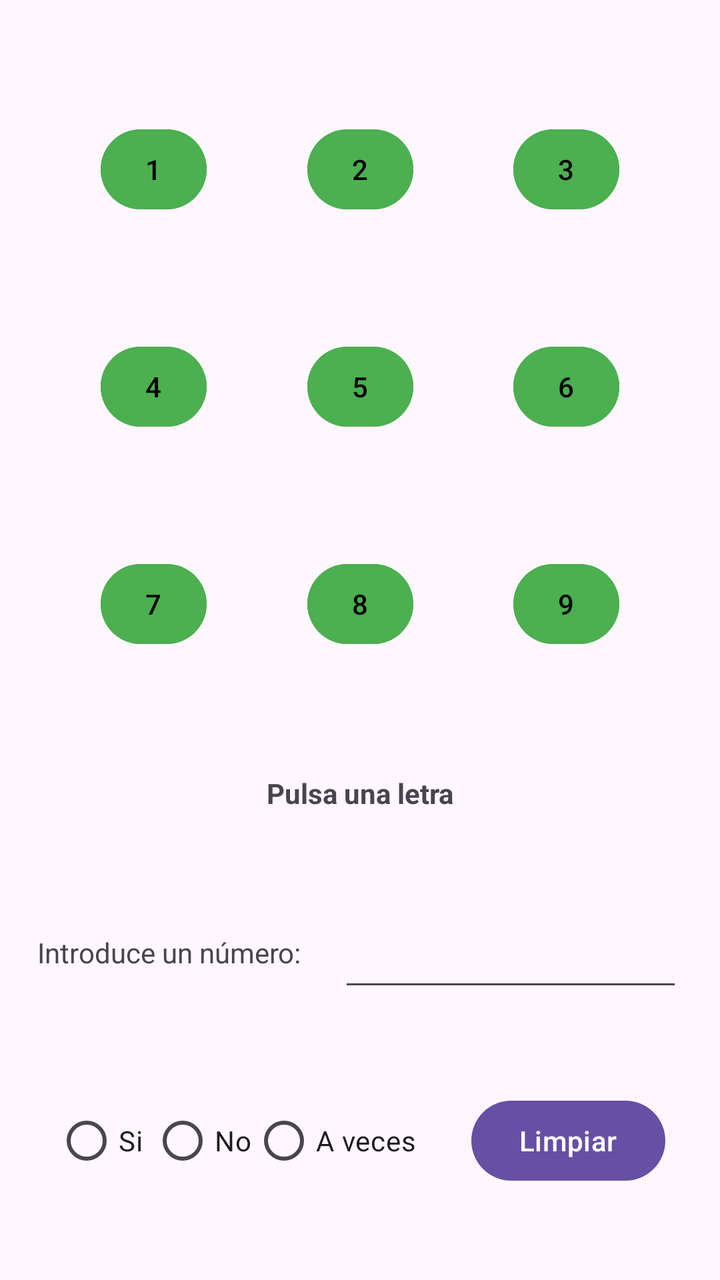
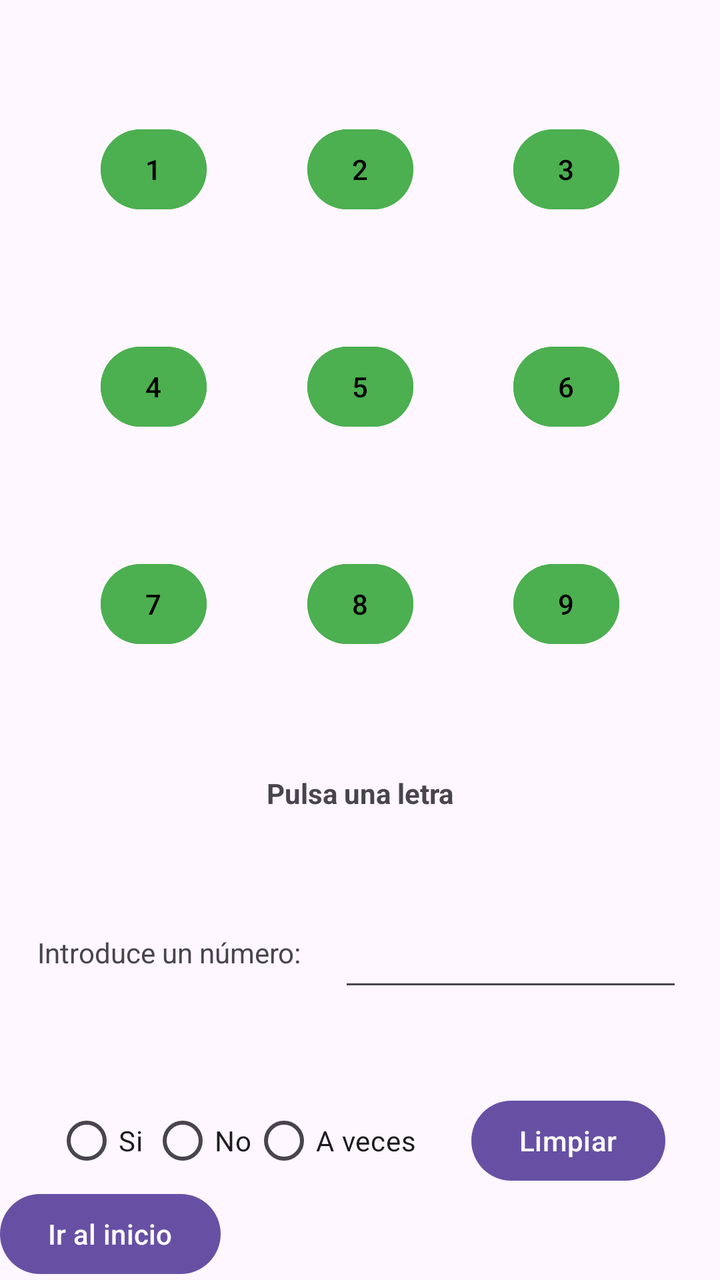

Before-and-after screenshots of an Android layout around one commit, followed by the original layout XML and the change that was made.
<!-- AndroidManifest.xml: application theme Theme.ElPastillero -->
<!-- res/layout/activity3.xml -->
<?xml version="1.0" encoding="utf-8"?>
<androidx.constraintlayout.widget.ConstraintLayout xmlns:android="http://schemas.android.com/apk/res/android"
    xmlns:app="http://schemas.android.com/apk/res-auto"
    xmlns:tools="http://schemas.android.com/tools"
    android:id="@+id/main"
    android:layout_width="match_parent"
    android:layout_height="match_parent"
    tools:context=".Activity_3">

    <Button
        android:id="@+id/btn1"
        android:layout_width="53dp"
        android:layout_height="48dp"
        android:backgroundTint="#4CAF50"
        android:gravity="center"
        android:padding="10dp"
        android:text="@string/_1"
        android:textColor="@color/black"
        android:textSize="14sp"
        app:layout_constraintBottom_toTopOf="@id/btn4"
        app:layout_constraintLeft_toLeftOf="parent"
        app:layout_constraintRight_toLeftOf="@id/btn2"
        app:layout_constraintTop_toTopOf="parent"/>

    <Button
        android:id="@+id/btn2"
        android:layout_width="53dp"
        android:layout_height="48dp"
        android:backgroundTint="#4CAF50"
        android:gravity="center"
        android:padding="10dp"
        android:text="@string/_2"
        android:textColor="@color/black"
        android:textSize="14sp"
        app:layout_constraintBottom_toTopOf="@id/btn5"
        app:layout_constraintLeft_toRightOf="@id/btn1"
        app:layout_constraintRight_toLeftOf="@id/btn3"
        app:layout_constraintTop_toTopOf="parent"/>


    <Button
        android:id="@+id/btn3"
        android:layout_width="53dp"
        android:layout_height="48dp"
        android:backgroundTint="#4CAF50"
        android:gravity="center"
        android:padding="10dp"
        android:text="@string/_3"
        android:textColor="@color/black"
        android:textSize="14sp"
        app:layout_constraintBottom_toTopOf="@id/btn6"
        app:layout_constraintLeft_toRightOf="@id/btn2"
        app:layout_constraintRight_toRightOf="parent"
        app:layout_constraintTop_toTopOf="parent"/>


    <Button
        android:id="@+id/btn4"
        android:layout_width="53dp"
        android:layout_height="48dp"
        android:backgroundTint="#4CAF50"
        android:gravity="center"
        android:padding="10dp"
        android:text="@string/_4"
        android:textColor="@color/black"
        android:textSize="14sp"
        app:layout_constraintBottom_toTopOf="@id/btn7"
        app:layout_constraintLeft_toLeftOf="parent"
        app:layout_constraintRight_toLeftOf="@id/btn5"
        app:layout_constraintTop_toBottomOf="@id/btn1"/>

    <Button
        android:id="@+id/btn5"
        android:layout_width="53dp"
        android:layout_height="48dp"
        android:backgroundTint="#4CAF50"
        android:gravity="center"
        android:padding="10dp"
        android:text="@string/_5"
        android:textColor="@color/black"
        android:textSize="14sp"
        app:layout_constraintBottom_toTopOf="@id/btn8"
        app:layout_constraintLeft_toRightOf="@id/btn4"
        app:layout_constraintRight_toLeftOf="@id/btn6"
        app:layout_constraintTop_toBottomOf="@id/btn2"/>


    <Button
        android:id="@+id/btn6"
        android:layout_width="53dp"
        android:layout_height="48dp"
        android:backgroundTint="#4CAF50"
        android:gravity="center"
        android:padding="10dp"
        android:text="6"
        android:textColor="@color/black"
        android:textSize="14sp"
        app:layout_constraintBottom_toTopOf="@id/btn9"
        app:layout_constraintLeft_toRightOf="@id/btn5"
        app:layout_constraintRight_toRightOf="parent"
        app:layout_constraintTop_toBottomOf="@id/btn3"/>


    <Button
        android:id="@+id/btn7"
        android:layout_width="53dp"
        android:layout_height="48dp"
        android:backgroundTint="#4CAF50"
        android:gravity="center"
        android:padding="10dp"
        android:text="@string/_7"
        android:textColor="@color/black"
        android:textSize="14sp"
        app:layout_constraintBottom_toTopOf="@id/teclaPulsada"
        app:layout_constraintLeft_toLeftOf="parent"
        app:layout_constraintRight_toLeftOf="@id/btn8"
        app:layout_constraintTop_toBottomOf="@id/btn4"/>

    <Button
        android:id="@+id/btn8"
        android:layout_width="53dp"
        android:layout_height="48dp"
        android:backgroundTint="#4CAF50"
        android:gravity="center"
        android:padding="10dp"
        android:text="@string/_8"
        android:textColor="@color/black"
        android:textSize="14sp"
        app:layout_constraintBottom_toTopOf="@id/teclaPulsada"
        app:layout_constraintLeft_toRightOf="@id/btn7"
        app:layout_constraintRight_toLeftOf="@id/btn9"
        app:layout_constraintTop_toBottomOf="@id/btn5"/>


    <Button
        android:id="@+id/btn9"
        android:layout_width="53dp"
        android:layout_height="48dp"
        android:backgroundTint="#4CAF50"
        android:gravity="center"
        android:padding="10dp"
        android:text="@string/_9"
        android:textColor="@color/black"
        android:textSize="14sp"
        app:layout_constraintBottom_toTopOf="@id/teclaPulsada"
        app:layout_constraintLeft_toRightOf="@id/btn8"
        app:layout_constraintRight_toRightOf="parent"
        app:layout_constraintTop_toBottomOf="@id/btn6"
        />

    <TextView
        android:id="@+id/teclaPulsada"
        android:layout_width="wrap_content"
        android:layout_height="wrap_content"
        android:text="Pulsa una letra"
        android:textSize="14sp"
        android:textStyle="bold"
        app:layout_constraintBottom_toTopOf="@id/labelnumero"
        app:layout_constraintLeft_toLeftOf="parent"
        app:layout_constraintRight_toRightOf="parent"
        app:layout_constraintTop_toBottomOf="@id/btn8" />

    <TextView
        android:id="@+id/labelnumero"
        android:layout_width="wrap_content"
        android:layout_height="wrap_content"
        android:text="Introduce un número:"
        tools:layout_editor_absoluteX="43dp"
        tools:layout_editor_absoluteY="673dp"
        app:layout_constraintTop_toBottomOf="@id/teclaPulsada"
        app:layout_constraintBottom_toTopOf="@id/grupobtn"
        app:layout_constraintLeft_toLeftOf="parent"
        app:layout_constraintRight_toLeftOf="@id/txtnumero"
        />

    <EditText
        android:id="@+id/txtnumero"
        android:layout_width="172dp"
        android:layout_height="49dp"
        android:ems="10"
        android:inputType="text"
        app:layout_constraintBottom_toTopOf="@id/grupobtn"
        app:layout_constraintLeft_toRightOf="@id/labelnumero"
        app:layout_constraintRight_toRightOf="parent"
        app:layout_constraintTop_toBottomOf="@id/teclaPulsada"/>

    <RadioGroup
        android:id="@+id/grupobtn"
        android:layout_width="wrap_content"
        android:layout_height="wrap_content"
        app:layout_constraintBottom_toBottomOf="parent"
        app:layout_constraintTop_toBottomOf="@id/txtnumero"
        app:layout_constraintStart_toStartOf="parent"
        app:layout_constraintEnd_toStartOf="@id/btnLimpiar"
        android:orientation="horizontal"
        >
    <RadioButton
            android:id="@+id/rbSi"
            android:layout_width="wrap_content"
            android:layout_height="wrap_content"
            android:text="Si"
            tools:layout_editor_absoluteX="28dp"
            tools:layout_editor_absoluteY="671dp"
            app:layout_constraintTop_toBottomOf="@id/txtnumero"
            app:layout_constraintBottom_toBottomOf="parent"
            app:layout_constraintEnd_toStartOf="@id/rbNo"
            app:layout_constraintStart_toStartOf="parent"
            />

        <RadioButton
            android:id="@+id/rbNo"
            android:layout_width="wrap_content"
            android:layout_height="wrap_content"
            android:text="No"
            tools:layout_editor_absoluteX="28dp"
            tools:layout_editor_absoluteY="671dp"
            app:layout_constraintTop_toBottomOf="@id/txtnumero"
            app:layout_constraintBottom_toBottomOf="parent"
            app:layout_constraintEnd_toStartOf="@id/rbVeces"
            app:layout_constraintStart_toEndOf="@id/rbSi"/>


        <RadioButton
            android:id="@+id/rbVeces"
            android:layout_width="wrap_content"
            android:layout_height="wrap_content"
            android:text="A veces"
            tools:layout_editor_absoluteX="28dp"
            tools:layout_editor_absoluteY="671dp"
            app:layout_constraintTop_toBottomOf="@id/txtnumero"
            app:layout_constraintBottom_toBottomOf="parent"
            app:layout_constraintEnd_toStartOf="@id/btnLimpiar"
            app:layout_constraintStart_toEndOf="@id/rbNo"        />

    </RadioGroup>

    <Button
        android:id="@+id/btnLimpiar"
        android:layout_width="wrap_content"
        android:layout_height="wrap_content"
        android:text="Limpiar"
        tools:layout_editor_absoluteX="324dp"
        tools:layout_editor_absoluteY="669dp"
        app:layout_constraintTop_toBottomOf="@id/txtnumero"
        app:layout_constraintBottom_toBottomOf="parent"
        app:layout_constraintStart_toEndOf="@id/grupobtn"
        app:layout_constraintEnd_toEndOf="parent">

    </Button>

</androidx.constraintlayout.widget.ConstraintLayout>
<!-- resources referenced by this layout -->
<resources>
  <color name="black">#FF000000</color>
  <string name="_1">1</string>
  <string name="_2">2</string>
  <string name="_3">3</string>
  <string name="_4">4</string>
  <string name="_5">5</string>
  <string name="_7">7</string>
  <string name="_8">8</string>
  <string name="_9">9</string>
  <style name="Theme.ElPastillero" parent="Base.Theme.ElPastillero" />
  <style name="Base.Theme.ElPastillero" parent="Theme.Material3.DayNight.NoActionBar">
          
          
      </style>
</resources>

<!-- the commit's change to res/layout/activity3.xml (unified diff, before → after) -->
@@ -248,4 +248,16 @@
 
     </Button>
 
+    <Button
+        android:id="@+id/btnInicio"
+        android:layout_width="wrap_content"
+        android:layout_height="wrap_content"
+        android:text="Ir al inicio"
+        tools:layout_editor_absoluteX="37dp"
+        tools:layout_editor_absoluteY="684dp"
+        app:layout_constraintTop_toBottomOf="@id/grupobtn"
+        app:layout_constraintBottom_toBottomOf="parent"
+
+        />
+
 </androidx.constraintlayout.widget.ConstraintLayout>
